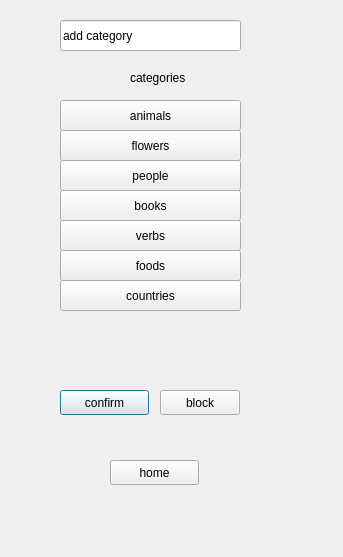
The window that add_words.ui (MariHarutyunyanGithub/QT_lab) describes before a commit, drawn with Qt 5.
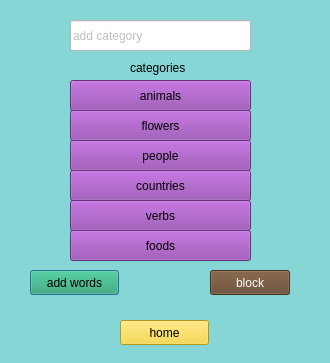
The same window after the commit.

Diff of the .ui file:
```diff
--- a/add_words.ui
+++ b/add_words.ui
@@ -6,22 +6,28 @@
    <rect>
     <x>0</x>
     <y>0</y>
-    <width>343</width>
-    <height>557</height>
+    <width>330</width>
+    <height>363</height>
    </rect>
   </property>
   <property name="windowTitle">
    <string>Dialog</string>
   </property>
+  <property name="styleSheet">
+   <string notr="true">background-color: rgb(134, 214, 214);</string>
+  </property>
   <widget class="QToolButton" name="toolButton_animals">
    <property name="geometry">
     <rect>
-     <x>60</x>
-     <y>100</y>
+     <x>70</x>
+     <y>80</y>
      <width>181</width>
      <height>31</height>
     </rect>
    </property>
+   <property name="styleSheet">
+    <string notr="true">background-color: rgb(145, 65, 172);</string>
+   </property>
    <property name="text">
     <string>animals</string>
    </property>
@@ -29,12 +35,15 @@
   <widget class="QToolButton" name="toolButton_flowers">
    <property name="geometry">
     <rect>
-     <x>60</x>
-     <y>130</y>
+     <x>70</x>
+     <y>110</y>
      <width>181</width>
      <height>31</height>
     </rect>
    </property>
+   <property name="styleSheet">
+    <string notr="true">background-color: rgb(145, 65, 172);</string>
+   </property>
    <property name="text">
     <string>flowers</string>
    </property>
@@ -42,38 +51,31 @@
   <widget class="QToolButton" name="toolButton_people">
    <property name="geometry">
     <rect>
-     <x>60</x>
-     <y>160</y>
+     <x>70</x>
+     <y>140</y>
      <width>181</width>
      <height>31</height>
     </rect>
    </property>
+   <property name="styleSheet">
+    <string notr="true">background-color: rgb(145, 65, 172);</string>
+   </property>
    <property name="text">
     <string>people</string>
    </property>
   </widget>
-  <widget class="QToolButton" name="toolButton_books">
-   <property name="geometry">
-    <rect>
-     <x>60</x>
-     <y>190</y>
-     <width>181</width>
-     <height>31</height>
-    </rect>
-   </property>
-   <property name="text">
-    <string>books</string>
-   </property>
-  </widget>
   <widget class="QToolButton" name="toolButton_countries">
    <property name="geometry">
     <rect>
-     <x>60</x>
-     <y>280</y>
+     <x>70</x>
+     <y>170</y>
      <width>181</width>
      <height>31</height>
     </rect>
    </property>
+   <property name="styleSheet">
+    <string notr="true">background-color: rgb(145, 65, 172);</string>
+   </property>
    <property name="text">
     <string>countries</string>
    </property>
@@ -81,12 +83,15 @@
   <widget class="QToolButton" name="toolButton_verbs">
    <property name="geometry">
     <rect>
-     <x>60</x>
-     <y>220</y>
+     <x>70</x>
+     <y>200</y>
      <width>181</width>
      <height>31</height>
     </rect>
    </property>
+   <property name="styleSheet">
+    <string notr="true">background-color: rgb(145, 65, 172);</string>
+   </property>
    <property name="text">
     <string>verbs</string>
    </property>
@@ -94,12 +99,15 @@
   <widget class="QToolButton" name="toolButton_foods">
    <property name="geometry">
     <rect>
-     <x>60</x>
-     <y>250</y>
+     <x>70</x>
+     <y>230</y>
      <width>181</width>
      <height>31</height>
     </rect>
    </property>
+   <property name="styleSheet">
+    <string notr="true">background-color: rgb(145, 65, 172);</string>
+   </property>
    <property name="text">
     <string>foods</string>
    </property>
@@ -108,7 +116,7 @@
    <property name="geometry">
     <rect>
      <x>130</x>
-     <y>70</y>
+     <y>60</y>
      <width>131</width>
      <height>16</height>
     </rect>
@@ -120,25 +128,31 @@
   <widget class="QPushButton" name="pushButton_confirm">
    <property name="geometry">
     <rect>
-     <x>60</x>
-     <y>390</y>
+     <x>30</x>
+     <y>270</y>
      <width>89</width>
      <height>25</height>
     </rect>
    </property>
+   <property name="styleSheet">
+    <string notr="true">background-color: rgb(38, 162, 105);</string>
+   </property>
    <property name="text">
-    <string>confirm</string>
+    <string>add words</string>
    </property>
   </widget>
   <widget class="QPushButton" name="pushButton_home">
    <property name="geometry">
     <rect>
-     <x>110</x>
-     <y>460</y>
+     <x>120</x>
+     <y>320</y>
      <width>89</width>
      <height>25</height>
     </rect>
    </property>
+   <property name="styleSheet">
+    <string notr="true">background-color: rgb(246, 211, 45);</string>
+   </property>
    <property name="text">
     <string>home</string>
    </property>
@@ -146,12 +160,16 @@
   <widget class="QPushButton" name="pushButton_block">
    <property name="geometry">
     <rect>
-     <x>160</x>
-     <y>390</y>
+     <x>210</x>
+     <y>270</y>
      <width>80</width>
      <height>25</height>
     </rect>
    </property>
+   <property name="styleSheet">
+    <string notr="true">background-color: rgb(99, 69, 44);
+color: rgb(255, 255, 255);</string>
+   </property>
    <property name="text">
     <string>block</string>
    </property>
@@ -159,12 +177,16 @@
   <widget class="QLineEdit" name="label_add_category">
    <property name="geometry">
     <rect>
-     <x>60</x>
+     <x>70</x>
      <y>20</y>
      <width>181</width>
      <height>31</height>
     </rect>
    </property>
+   <property name="styleSheet">
+    <string notr="true">color: rgb(192, 191, 188);
+background-color: rgb(255, 255, 255);</string>
+   </property>
    <property name="text">
     <string>add category</string>
    </property>
```
Left out of the diff: 2 changed lines with no effect on the pictures.
